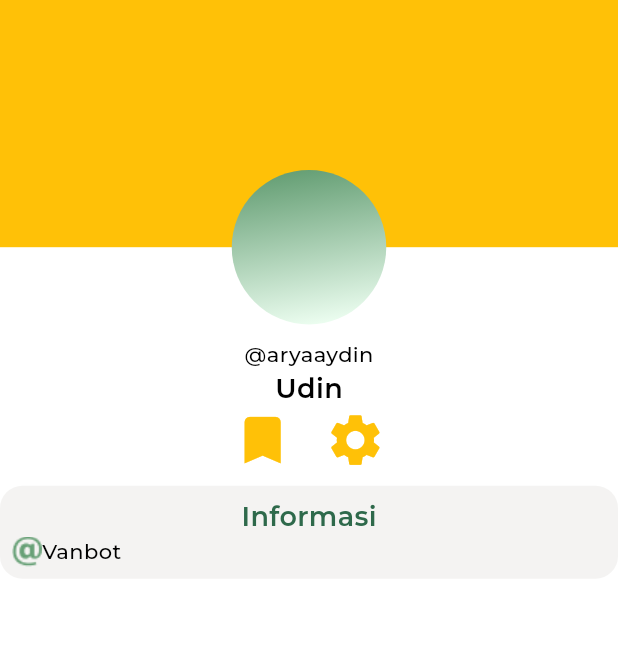
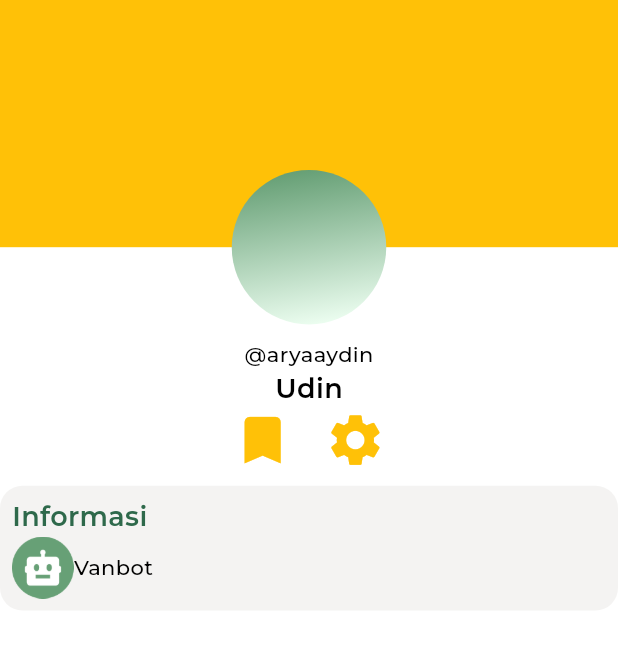
Before and after one commit to tatxha/vanira, a Flutter app: the screen it shows after launch, on a phone screen of 412 x 824 dp. Shown: the top 649 px of the screen. Run offline on Flutter 3.47's test engine with Material 3 defaults, Android fonts, the phone set to English and light mode, and no system bars; project files that could hold a hidden picture were left out.

Commit message:
profile page almost complete

```diff
--- a/lib/pages/profile_page.dart
+++ b/lib/pages/profile_page.dart
@@ -97,25 +97,31 @@ class _ProfilePageState extends State<ProfilePage> with AppMixin{
                 child: Padding(
                   padding: const EdgeInsets.all(8.0),
                   child: Column(
+
+                    children: [
+                      Row(
+                        mainAxisAlignment: MainAxisAlignment.start,
                         children: [
                           Text(
                             "Informasi",
                             style: TextStyle(
                               fontSize: 18,
                               fontWeight: semi,
-                          color: Theme.of(context).colorScheme.onPrimary
+                              color: Theme.of(context).colorScheme.onPrimary,
                             ),
+                          ),
+                        ],
                       ),
                       Row(
                         mainAxisAlignment: MainAxisAlignment.start,
                         children: [
-                          Image.asset(
-                            'assets/icons/at.png',
+                          // Image.asset(
+                          //   'assets/icons/vanbot.png',
+                          // ),
+                          Image(
+                            image: AssetImage('assets/icons/vanbot.png'),
+                            height: getScreenHeight(context) * 0.05,
                           ),
-                          // Image(
-                          //   image: AssetImage('assets/icons/vanbot.png'),
-                          //   height: 25,
-                          // ),
                           const Text("Vanbot")
                         ],
                       ),
```
Lines whose indentation alone changed are shown as unchanged.
